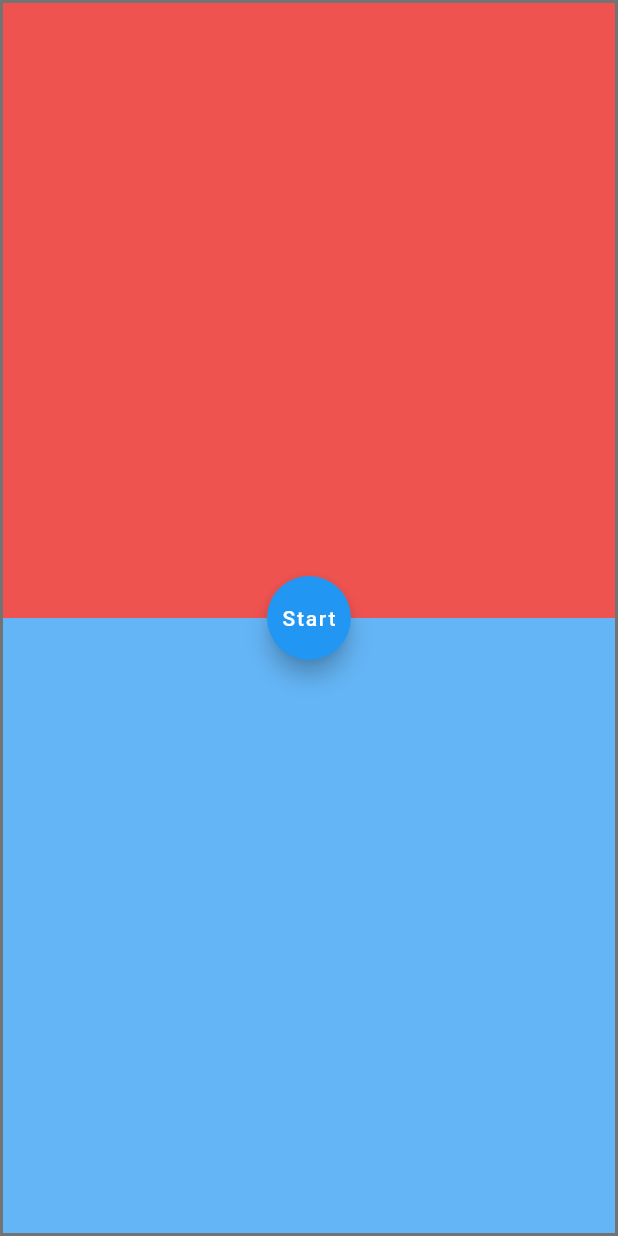
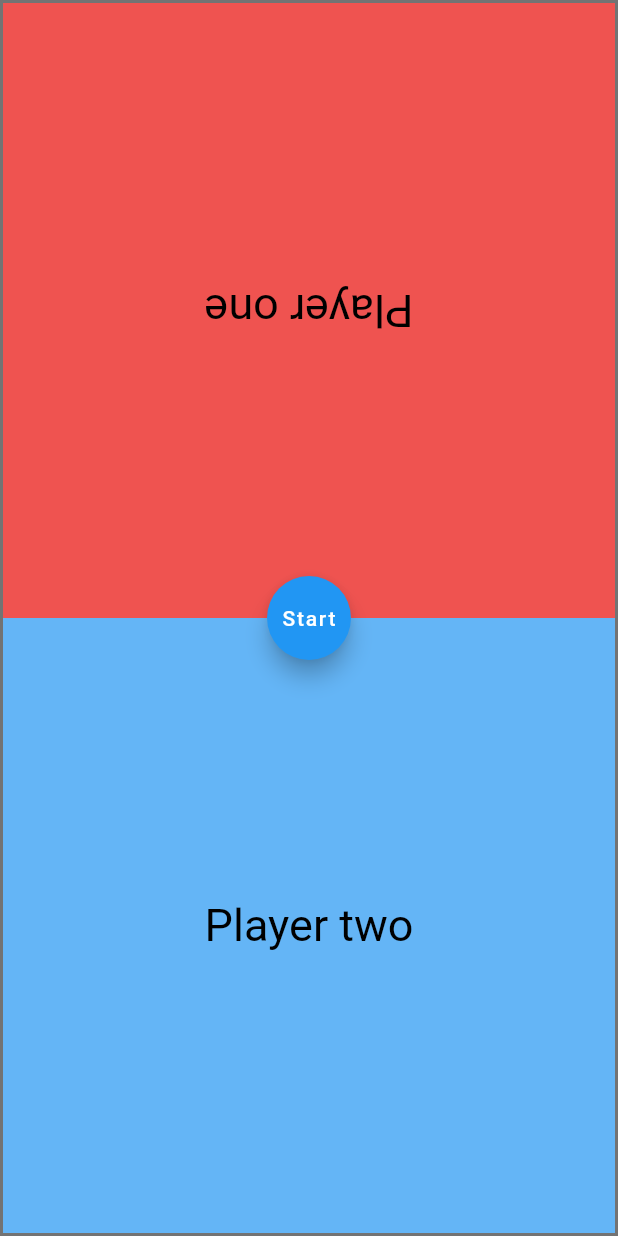
Before and after one commit to imen-bouabdallah/tap_multiplayer, a Flutter app: the screen it shows after launch, after a tap on "Begin", on a phone screen of 412 x 824 dp. Run offline on Flutter 3.47's test engine with Material 2 defaults, Android fonts, the phone set to English and light mode, and no system bars; our stand-ins replace confetti; missing offline and left inert: positioned_tap_detector_2.

```diff
--- a/lib/game.dart
+++ b/lib/game.dart
@@ -8,14 +8,20 @@ import 'package:flutter/services.dart';
 import 'package:positioned_tap_detector_2/positioned_tap_detector_2.dart';
 import 'package:confetti/confetti.dart';
 
+late int difficulty;
 
 class game extends StatelessWidget{
+  final int difficult;
+
+  const game({required this.difficult}); //get the data passed by previous activity
 
   @override
   Widget build(BuildContext context) {
     // TODO: implement build
     //to hide statusBar
     SystemChrome.setEnabledSystemUIOverlays([SystemUiOverlay.bottom]);
+
+    difficulty = difficult;
     return MaterialApp(
       debugShowCheckedModeBanner: false,
       theme: ThemeData() ,
@@ -37,38 +43,50 @@ class _TheGameState extends State<TheGame> {
   late ConfettiController _topController;
 
   int _cpt =0, _cpt2 = 0;
-  String _textPlayer1 = 'Player one', _textPlayer2= 'Player 2';
+  String _textPlayer1 = 'Player one', _textPlayer2= 'Player two';
   bool _win = false, _start = false;
-  late double _screenHeight, heightPlayer1, heightPlayer2,
-      width, border;
+  late double _screenHeight, heightPlayer1, heightPlayer2, heightPlayer,
+      width, border, space;
+
 
 
   void initState() {
     super.initState();
     _topController =
         ConfettiController(duration: const Duration(seconds: 10));
-
+    ///set the difficulty level
+    if(difficulty == 0){ //hard
+      print(difficulty);
+      space = 10.0;
+    }
+    else if(difficulty == 1) //medium
+      space = 40.0;
+    else                    //easy
+      space = 80.0;
   }
 
   @override
   Widget build(BuildContext context) {
     // TODO: implement build
-    _screenHeight =  MediaQuery.of(context).size.height;
-    border = _screenHeight%10;
-    _screenHeight-= border;
-    heightPlayer1 =  _screenHeight/2;
-    heightPlayer2 =  _screenHeight/2;
-    width = MediaQuery.of(context).size.width - border;
+    _screenHeight =  MediaQuery.of(context).size.height; //get screen height
+    border = _screenHeight%10; //to add borders
+    _screenHeight-= border; //remove the borders value from the screen heights
+    heightPlayer1 = heightPlayer2 =  _screenHeight/2; //player's space
+    width = MediaQuery.of(context).size.width - border; //define width
+
+
 
 
     // ignore: non_constant_identifier_names
+    // when user taps the screen
     void _handleTap(TapPosition position, double _screenHeight) {
       setState(() {
         ///bcz each time the set state is executed the heights are reintialized
         ///we can't put them outside of build cuz we need context
-        heightPlayer2 = heightPlayer2 - 10.0*_cpt2 + 10.0*_cpt ;
-        heightPlayer1 = heightPlayer1 + 10.0*_cpt2 - 10.0*_cpt;
-
+        ///we have to redraw the rectangles each time
+        heightPlayer2 = heightPlayer2 - space*_cpt2 + space*_cpt ;
+        heightPlayer1 = heightPlayer1 + space*_cpt2 - space*_cpt;
+        print(difficulty + space);
         ///if one of the boxes reach full screen then the game should stops
         if(heightPlayer1>=(_screenHeight) || heightPlayer2<=5.0){
           _win = true;
@@ -76,7 +94,7 @@ class _TheGameState extends State<TheGame> {
           _textPlayer2 = "You lost";
 
         }
-        else if(heightPlayer2>=(_screenHeight) || heightPlayer1<=5.0){
+        else if(heightPlayer2>=(_screenHeight) || heightPlayer1<=(space -5.0)){
           _win = true;
           _textPlayer2 = "You won!";
           _textPlayer1 = "You lost";
@@ -84,20 +102,20 @@ class _TheGameState extends State<TheGame> {
         }
         else{
           ///otherwise we need to know which player has tapped to increment its box
-
+          ///we either reduce or increase the player's space depending on where the tap is
           if (position.relative!.dy > (_screenHeight / 2)) {
             ///player two has tapped
 
             _cpt++;
-            heightPlayer1 = heightPlayer1 - 10;
-            heightPlayer2 = heightPlayer2 + 10.0;
+            heightPlayer1 = heightPlayer1 - space;
+            heightPlayer2 = heightPlayer2 + space;
           }
           else {
             ///player one
 
             _cpt2++;
-            heightPlayer2 = heightPlayer1 - 10;
-            heightPlayer1 = heightPlayer2 + 10.0;
+            heightPlayer2 = heightPlayer1 - space;
+            heightPlayer1 = heightPlayer2 + space;
           }
         }
 
@@ -142,13 +160,16 @@ class _TheGameState extends State<TheGame> {
                   //at the beginning both have the same size _cpt and _cpt2 =0
                   SizedBox(
                     width: width,
-                    height: heightPlayer1 + 10.0*_cpt2 - 10.0*_cpt ,
+                    height: heightPlayer1 + space*_cpt2 - space*_cpt ,
                     child: DecoratedBox(
                       decoration: BoxDecoration(
                         color: Colors.red[400],
                       ),
                       child:
-                      _win? RotatedBox(
+                      ///if one of the players won
+                      ///or the game hasn't started yet
+                      ///print text
+                      _win || !_start? RotatedBox(
                         quarterTurns: 2,
                         child: Align(
                           alignment: Alignment.center,
@@ -167,7 +188,7 @@ class _TheGameState extends State<TheGame> {
                   ),
                   SizedBox(
                     width: width,
-                    height: heightPlayer2 - 10.0*_cpt2 + 10.0*_cpt,
+                    height: heightPlayer2 - space*_cpt2 + space*_cpt,
                     child: /*Column(
                       children: [*/
                         DecoratedBox(
@@ -175,7 +196,7 @@ class _TheGameState extends State<TheGame> {
                         color: Colors.blue[300],
                         ),
                         child:
-                        _win ? Align(
+                        _win || !_start ? Align(
                           alignment: Alignment.center,
                           child: Text(
                             _textPlayer2,
--- a/lib/main.dart
+++ b/lib/main.dart
@@ -1,3 +1,5 @@
+import 'dart:io';
+
 import 'package:flutter/material.dart';
 import 'package:flutter/services.dart';
 import 'package:tap_multiplayer/game.dart';
@@ -41,12 +43,18 @@ class _MyHomePageState extends State<MyHomePage> {
 
   @override
   Widget build(BuildContext context) {
+
+    int difficulties = 2; //define game difficulty
+
+
     //show status bar
     SystemChrome.setEnabledSystemUIOverlays(SystemUiOverlay.values);
     //transparent status bar
     SystemChrome.setSystemUIOverlayStyle(SystemUiOverlayStyle(
       statusBarColor: Colors.transparent,
     ));
+
+
     // This method is rerun every time setState is called, for instance as done
     // by the _incrementCounter method above.
     //
@@ -67,12 +75,18 @@ class _MyHomePageState extends State<MyHomePage> {
               ),
               SizedBox(height: 16),
               new GestureDetector(
-                onTap: () => Navigator.of(context).pop(true),
+                onTap: () {
+                  if (Platform.isAndroid) {
+                    SystemNavigator.pop();
+                  } else if (Platform.isIOS) {
+                    exit(0);
+                  }
+                },//Navigator.of(context).pop(true),
                 child: Text("YES"),
               ),
             ],
           ),
-        ); return true;
+        ); return false;
       },
       child: Container(
         decoration: BoxDecoration(
@@ -118,16 +132,82 @@ class _MyHomePageState extends State<MyHomePage> {
                 SizedBox(
                   height: 30,
                 ),
-                TextButton(
+                ElevatedButton(
                   onPressed: () =>{
                     Navigator.push(context,
-                        MaterialPageRoute(builder: (context) => game() ) ),
+                        MaterialPageRoute(builder: (context) => game(difficult : difficulties) ) ),
                   },
                   style: TextButton.styleFrom(
                       surfaceTintColor: Colors.blue[300],
+                    fixedSize: Size(100, 5),
                   ),
                   child: Text(
                     'Begin',
+                      style: TextStyle(
+                        color: Colors.black54,
+                      )
+                  ),
+                ),
+                ElevatedButton(
+                  onPressed:  () => showDialog<String>(
+                    context: context,
+                    builder: (BuildContext context) => Dialog(
+                      child: Padding(
+                        padding: const EdgeInsets.all(8.0),
+                        child: Column(
+                          mainAxisSize: MainAxisSize.min,
+                          mainAxisAlignment: MainAxisAlignment.center,
+                          children: <Widget>[
+                            Text('Select game difficulty'),
+                            SizedBox(height: 15),
+                            TextButton(
+                              onPressed: () {
+                                difficulties = 2;
+                                Navigator.pop(context);
+                              },
+                              child: Text('Easy'),
+                            ),
+                            TextButton(
+                              onPressed: () {
+                                difficulties = 1;
+                                print(difficulties);
+                                Navigator.pop(context);
+                              },
+                              child: Text('Medium'),
+                            ),
+                            TextButton(
+                              onPressed: () {
+                                Navigator.pop(context);
+                              },
+                              child: Text('Hard'),
+                            ),
+                          ],
+                        ),
+                      ),
+                    ),
+                  ),
+                  style: TextButton.styleFrom(
+                    surfaceTintColor: Colors.blue[300],
+                    fixedSize: Size(100, 5),
+                  ),
+
+                  child: Text(
+                      'Difficulty',
+                      style: TextStyle(
+                        color: Colors.black54,
+                      )
+                  ),
+                ),
+                ElevatedButton(
+                  onPressed: () =>{
+                  },
+                  style: TextButton.styleFrom(
+                    surfaceTintColor: Colors.blue[300],
+                    fixedSize: Size(100, 5),
+                  ),
+
+                  child: Text(
+                      'Theme',
                       style: TextStyle(
                         color: Colors.black54,
                       )
```
Also changed, not shown: 1 other file.
